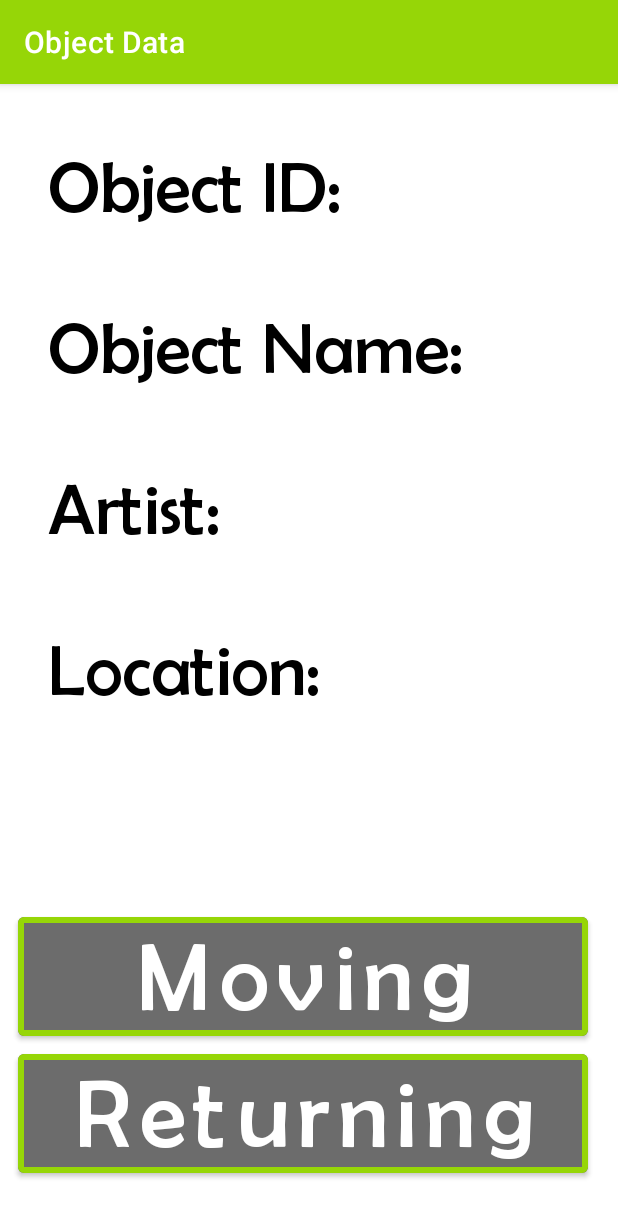
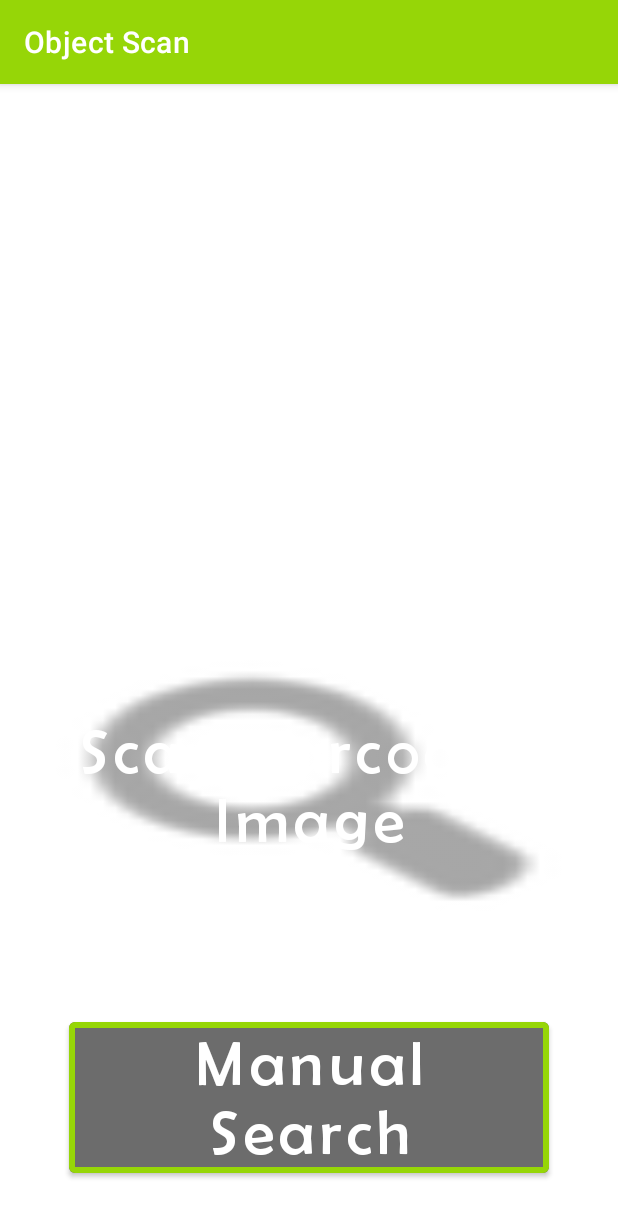
Before and after one commit to ene6/NasherMuseumApp, an Android app: the screen it shows after launch (ObjectData before the commit, MainActivity after it), on a phone screen of 412 x 824 dp. Shown: the top 1217 px of the screen. Run offline under Robolectric (Android 15) with nearby library versions, the phone set to English and light mode, and no system bars; libraries missing offline, so code that uses them is left out: com.google.zxing.integration.

Commit message:
Added barcode scanner, renamed some stuff and changed starting activity

```diff
--- a/app/build.gradle
+++ b/app/build.gradle
@@ -36,5 +36,7 @@ dependencies {
     testImplementation 'junit:junit:4.+'
     androidTestImplementation 'androidx.test.ext:junit:1.1.1'
     androidTestImplementation 'androidx.test.espresso:espresso-core:3.2.0'
+    implementation 'com.journeyapps:zxing-android-embedded:3.4.0'
     implementation 'com.opencsv:opencsv:5.2'
+
 }
--- a/app/src/main/java/com/example/myapplication/Submission.java
+++ b/app/src/main/java/com/example/myapplication/LoginPageActivity.java
@@ -4,11 +4,10 @@ import androidx.appcompat.app.AppCompatActivity;
 
 import android.os.Bundle;
 
-public class Submission extends AppCompatActivity {
-
+public class LoginPageActivity extends AppCompatActivity {
     @Override
     protected void onCreate(Bundle savedInstanceState) {
         super.onCreate(savedInstanceState);
-        setContentView(R.layout.activity_submission);
+        setContentView(R.layout.activity_loginpage);
     }
 }
--- a/app/src/main/java/com/example/myapplication/MainActivity.java
+++ b/app/src/main/java/com/example/myapplication/MainActivity.java
@@ -1,14 +1,87 @@
 package com.example.myapplication;
 
+import androidx.appcompat.app.AlertDialog;
 import androidx.appcompat.app.AppCompatActivity;
 
+import android.content.DialogInterface;
+import android.content.Intent;
 import android.os.Bundle;
+import android.view.View;
+import android.widget.Button;
+import android.widget.TextView;
+import android.widget.Toast;
 
-public class MainActivity extends AppCompatActivity {
+import com.google.zxing.integration.android.IntentIntegrator;
+import com.google.zxing.integration.android.IntentResult;
+
+public class MainActivity extends AppCompatActivity implements View.OnClickListener {
+
+    Button button ;
+    TextView paintingID;
 
     @Override
     protected void onCreate(Bundle savedInstanceState) {
         super.onCreate(savedInstanceState);
         setContentView(R.layout.activity_main);
+
+
+        //paintingID = (TextView) findViewById(R.id.textView);
+        button = findViewById(R.id.scan);
+        button.setOnClickListener(this);
+
     }
+
+    @Override
+    public void onClick(View view) {
+        scanID();
+    }
+
+    private void scanID() {
+        IntentIntegrator integrator = new IntentIntegrator(this);
+        integrator.setCaptureActivity(PictureCapture.class);
+        integrator.setOrientationLocked(false);
+
+        integrator.setDesiredBarcodeFormats(IntentIntegrator.DATA_MATRIX_TYPES);
+        integrator.setPrompt("Scanning");
+        integrator.initiateScan();
+    }
+
+
+    @Override
+    protected void onActivityResult(int requestCode, int resultCode, Intent data) {
+
+        IntentResult result = IntentIntegrator.parseActivityResult(requestCode, resultCode, data);
+        //paintingID.setText(result.getContents());
+
+        if (result != null){
+            if (result.getContents() != null){
+
+                AlertDialog.Builder builder = new AlertDialog.Builder(this);
+
+
+                builder.setMessage(result.getContents());
+                builder.setTitle("Scanning Result");
+                builder.setPositiveButton("Scan Again", new DialogInterface.OnClickListener() {
+                    @Override
+                    public void onClick(DialogInterface dialogInterface, int i) {
+                        scanID();
+                    }
+                }).setNegativeButton("Finish", new DialogInterface.OnClickListener() {
+                    @Override
+                    public void onClick(DialogInterface dialogInterface, int i) {
+                        finish();
+                    }
+                });
+                AlertDialog dialog = builder.create();
+                dialog.show();
+            }
+            else {
+                Toast.makeText(this, "No results", Toast.LENGTH_LONG).show();
+            }
+        }else {
+            super.onActivityResult(requestCode, resultCode, data);
+        }
+    }
+
+
 }
--- a/app/src/main/java/com/example/myapplication/ObjectData.java
+++ b/app/src/main/java/com/example/myapplication/ObjectDataActivity.java
@@ -4,8 +4,7 @@ import androidx.appcompat.app.AppCompatActivity;
 
 import android.os.Bundle;
 
-public class ObjectData extends AppCompatActivity {
-
+public class ObjectDataActivity extends AppCompatActivity {
     @Override
     protected void onCreate(Bundle savedInstanceState) {
         super.onCreate(savedInstanceState);
--- /dev/null
+++ b/app/src/main/java/com/example/myapplication/PictureCapture.java
@@ -0,0 +1,6 @@
+package com.example.myapplication;
+
+import com.journeyapps.barcodescanner.CaptureActivity;
+
+public class PictureCapture extends CaptureActivity {
+}
--- a/app/src/main/java/com/example/myapplication/RackContents.java
+++ b/app/src/main/java/com/example/myapplication/RackContents.java
@@ -5,7 +5,6 @@ import androidx.appcompat.app.AppCompatActivity;
 import android.os.Bundle;
 
 public class RackContents extends AppCompatActivity {
-
     @Override
     protected void onCreate(Bundle savedInstanceState) {
         super.onCreate(savedInstanceState);
--- a/app/src/main/java/com/example/myapplication/loginpage.java
+++ b/app/src/main/java/com/example/myapplication/ScanRackActivity.java
@@ -4,11 +4,11 @@ import androidx.appcompat.app.AppCompatActivity;
 
 import android.os.Bundle;
 
-public class loginpage extends AppCompatActivity {
+public class ScanRackActivity extends AppCompatActivity {
 
     @Override
     protected void onCreate(Bundle savedInstanceState) {
         super.onCreate(savedInstanceState);
-        setContentView(R.layout.activity_loginpage);
+        setContentView(R.layout.activity_scanrack);
     }
 }
--- a/app/src/main/java/com/example/myapplication/scanrack.java
+++ b/app/src/main/java/com/example/myapplication/SearchActivity.java
@@ -4,11 +4,10 @@ import androidx.appcompat.app.AppCompatActivity;
 
 import android.os.Bundle;
 
-public class scanrack extends AppCompatActivity {
-
+public class SearchActivity extends AppCompatActivity {
     @Override
     protected void onCreate(Bundle savedInstanceState) {
         super.onCreate(savedInstanceState);
-        setContentView(R.layout.activity_scanrack);
+        setContentView(R.layout.activity_search);
     }
 }
--- a/app/src/main/java/com/example/myapplication/Search.java
+++ b/app/src/main/java/com/example/myapplication/SubmissionActivity.java
@@ -4,11 +4,11 @@ import androidx.appcompat.app.AppCompatActivity;
 
 import android.os.Bundle;
 
-public class Search extends AppCompatActivity {
+public class SubmissionActivity extends AppCompatActivity {
 
     @Override
     protected void onCreate(Bundle savedInstanceState) {
         super.onCreate(savedInstanceState);
-        setContentView(R.layout.activity_search);
+        setContentView(R.layout.activity_submission);
     }
 }
--- a/app/src/main/res/layout/activity_loginpage.xml
+++ b/app/src/main/res/layout/activity_loginpage.xml
@@ -4,7 +4,7 @@
     xmlns:tools="http://schemas.android.com/tools"
     android:layout_width="match_parent"
     android:layout_height="match_parent"
-    android:background="#00FFFFFF"
+    android:background="#ffffff"
     tools:context=".MainActivity">
 
     <TextView
--- a/app/src/main/res/layout/activity_main.xml
+++ b/app/src/main/res/layout/activity_main.xml
@@ -4,16 +4,32 @@
     xmlns:tools="http://schemas.android.com/tools"
     android:layout_width="match_parent"
     android:layout_height="match_parent"
-    android:background="#00FFFFFF"
+    android:background="#ffffff"
     tools:context=".MainActivity">
+
+    <Button
+        android:id="@+id/scan"
+        android:layout_width="400dp"
+        android:layout_height="200dp"
+        android:layout_marginBottom="200dp"
+
+        android:fontFamily="@font/berlinsansfbregular"
+        android:text="Scan Barcode / Image"
+        android:textAllCaps="false"
+        android:textSize="42sp"
+        app:backgroundTint="#6C6C6C"
+        app:layout_constraintBottom_toBottomOf="parent"
+        app:layout_constraintEnd_toEndOf="parent"
+        app:layout_constraintStart_toStartOf="parent"
+        android:background="@android:drawable/ic_menu_search"
+        app:strokeColor="#96d607"
+        app:strokeWidth="4dp" />
 
 
     <Button
         android:id="@+id/searchpage"
         android:layout_width="wrap_content"
         android:layout_height="wrap_content"
-        android:layout_marginStart="32dp"
-        android:layout_marginLeft="32dp"
         android:layout_marginBottom="36dp"
         android:fontFamily="@font/berlinsansfbregular"
         android:text="Manual Search"
@@ -21,6 +37,7 @@
         android:textSize="42sp"
         app:backgroundTint="#6C6C6C"
         app:layout_constraintBottom_toBottomOf="parent"
+        app:layout_constraintEnd_toEndOf="parent"
         app:layout_constraintStart_toStartOf="parent"
         app:strokeColor="#96d607"
         app:strokeWidth="4dp" />
--- a/app/src/main/res/layout/activity_search.xml
+++ b/app/src/main/res/layout/activity_search.xml
@@ -4,7 +4,7 @@
     xmlns:tools="http://schemas.android.com/tools"
     android:layout_width="match_parent"
     android:layout_height="match_parent"
-    tools:context=".Search">
+    tools:context=".SearchActivity">
 
     <com.google.android.material.textfield.TextInputLayout
         android:id="@+id/searchbar"
```
Also changed, not shown: app/src/main/AndroidManifest.xml (+16 -7 lines).
